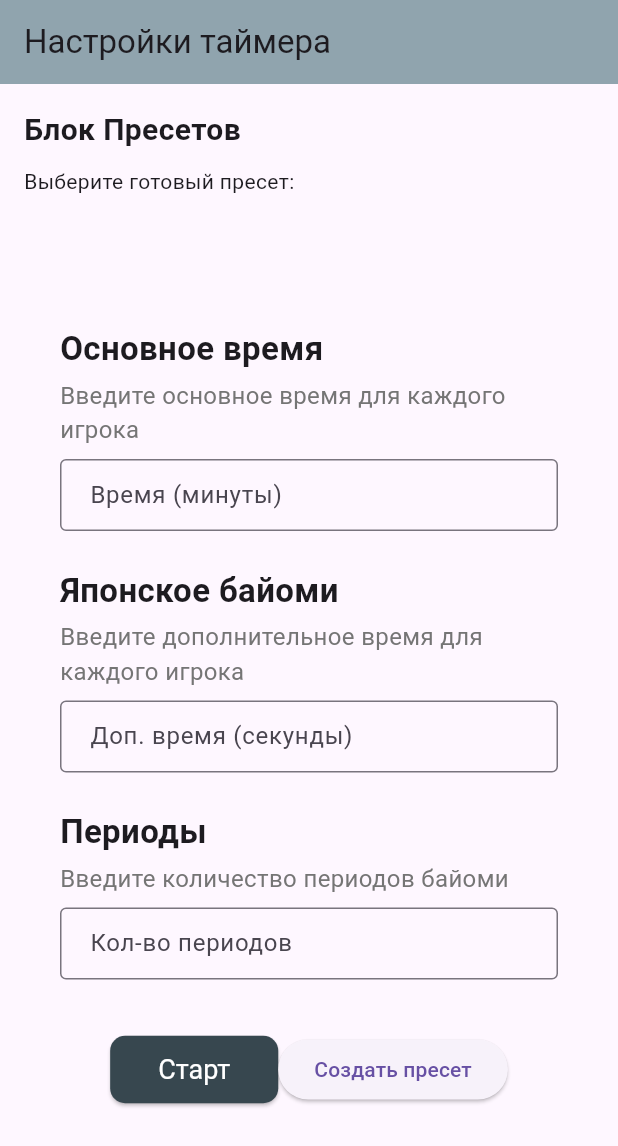
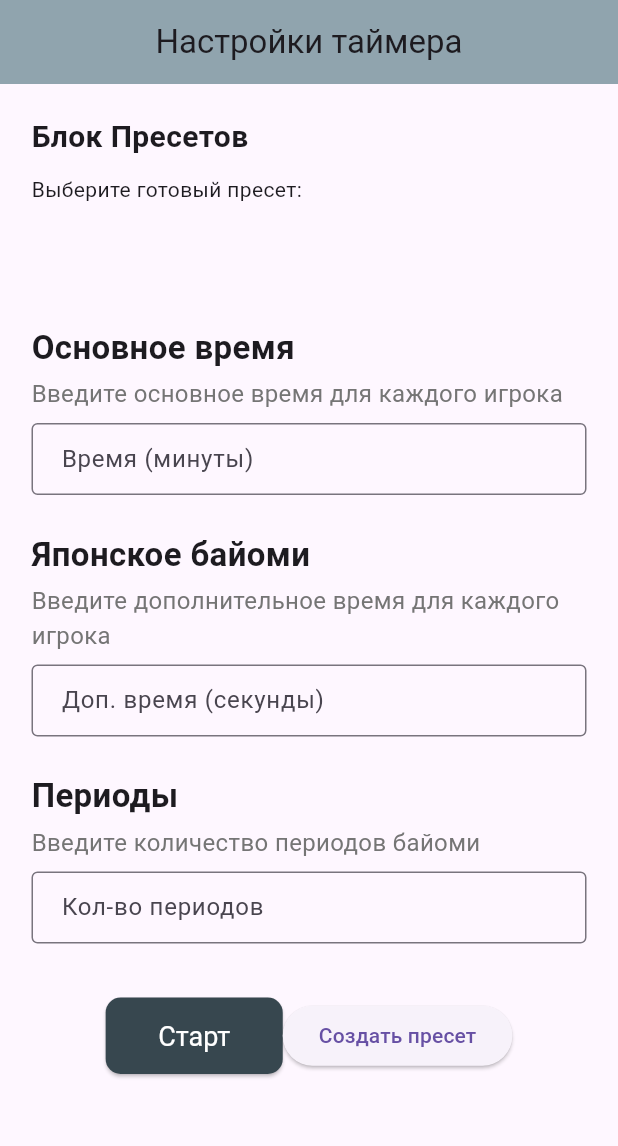
Before and after one commit to Dilnaza07/go_clock_timer, a Flutter app: the screen it shows after launch, on a phone screen of 412 x 824 dp. Shown: the top 1146 px of the screen. Run offline on Flutter 3.47's test engine with Material 3 defaults, Android fonts, the phone set to English and light mode, and no system bars; our stand-ins replace audioplayers, equatable, flutter_bloc, get_it, shared_preferences, sqflite; accounts and stored records are empty.

Commit message:
fix bags

```diff
--- a/lib/features/settings/presentation/screen/settings_page.dart
+++ b/lib/features/settings/presentation/screen/settings_page.dart
@@ -18,7 +18,7 @@ class _SettingsScreenState extends State<SettingsScreen> {
   Widget build(BuildContext context) {
     return Scaffold(
       appBar: AppBar(
-        title: Text('Настройки таймера'),
+        title: Center(child: Text('Настройки таймера')),
         backgroundColor: Colors.blueGrey[300],
       ),
       body: BlocProvider(
@@ -57,6 +57,9 @@ class _Body extends StatelessWidget {
       padding: const EdgeInsets.all(16.0),
       child: Column(children: [
         Expanded(
+          child: Padding(
+           // padding: const EdgeInsets.all(8.0),
+            padding: const EdgeInsets.symmetric(horizontal: 5, vertical: 5),
             child: ListView(children: [
               Text(
                 'Блок Пресетов',
@@ -64,10 +67,11 @@ class _Body extends StatelessWidget {
               ),
               SizedBox(height: 10),
               Text('Выберите готовый пресет:'),
+              SizedBox(height: 10),
               PresetsListWidget(bloc: bloc),
               SizedBox(height: 20),
               Padding(
-              padding: const EdgeInsets.symmetric(horizontal: 24.0, vertical: 16.0),
+                padding: const EdgeInsets.symmetric(horizontal: 0, vertical: 0),
                 child: Column(
                   crossAxisAlignment: CrossAxisAlignment.start,
                   children: [
@@ -109,7 +113,7 @@ class _Body extends StatelessWidget {
                             style: TextStyle(color: Colors.white),
                           ),
                           style: ElevatedButton.styleFrom(
-                          padding: EdgeInsets.symmetric(horizontal: 32, vertical: 12),
+                            padding: EdgeInsets.symmetric(horizontal: 35, vertical: 15),
                             backgroundColor: Colors.blueGrey[800],
                             shape: RoundedRectangleBorder(
                               borderRadius: BorderRadius.circular(10),
@@ -125,7 +129,18 @@ class _Body extends StatelessWidget {
                                     bloc.add(SettingsDataSaved());
                                   }
                                 },
-                              child: Text('Создать пресет')),
+                                child: Text('Создать пресет'),
+                              // style: ElevatedButton.styleFrom(
+                              //   padding: EdgeInsets.symmetric(horizontal: 17, vertical: 10),
+                              //   backgroundColor: Colors.blueGrey[100],
+                              //   shape: RoundedRectangleBorder(
+                              //     borderRadius: BorderRadius.circular(10),
+                              //   ),
+                              //   textStyle: TextStyle(fontSize: 18),
+                              // ),
+
+
+                            ),
                           ],
                         ),
                       ],
@@ -134,6 +149,7 @@ class _Body extends StatelessWidget {
                 ),
               )
             ]),
+          ),
         ),
       ]),
     );
```
Lines whose indentation alone changed are shown as unchanged.
